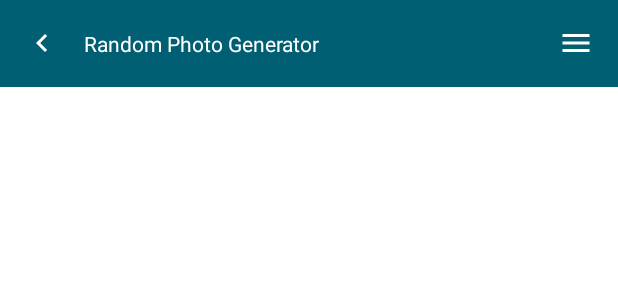
After one commit to busrabasegmez/RandomPhotoApp, an Android app: the layout toolbar.xml on its own in the app's theme, with its tools: preview values and no code run, on a phone screen of 412 x 824 dp. The commit adds this screen. Shown: the top 300 px of the screen. Run offline under Robolectric (Android 15) with nearby library versions, the phone set to English and light mode, and no system bars.

Commit message:
appbar custom

```diff
--- a/app/src/main/AndroidManifest.xml
+++ b/app/src/main/AndroidManifest.xml
@@ -3,7 +3,7 @@
     xmlns:tools="http://schemas.android.com/tools">
 
 
-    <uses-permission android:name="android.permission.INTERNET"/>
+    <uses-permission android:name="android.permission.INTERNET" />
 
     <application
         android:allowBackup="true"
@@ -17,6 +17,7 @@
         tools:targetApi="31">
         <activity
             android:name=".MainActivity"
+            android:theme="@style/AppTheme"
             android:exported="true">
             <intent-filter>
                 <action android:name="android.intent.action.MAIN" />
--- /dev/null
+++ b/app/src/main/res/drawable/back.xml
@@ -0,0 +1,5 @@
+<vector android:height="24dp" android:tint="#FFFFFF"
+    android:viewportHeight="24" android:viewportWidth="24"
+    android:width="24dp" xmlns:android="http://schemas.android.com/apk/res/android">
+    <path android:fillColor="@android:color/white" android:pathData="M15.41,7.41L14,6l-6,6 6,6 1.41,-1.41L10.83,12z"/>
+</vector>
--- /dev/null
+++ b/app/src/main/res/drawable/menu.xml
@@ -0,0 +1,5 @@
+<vector android:height="24dp" android:tint="#FFFFFF"
+    android:viewportHeight="24" android:viewportWidth="24"
+    android:width="24dp" xmlns:android="http://schemas.android.com/apk/res/android">
+    <path android:fillColor="@android:color/white" android:pathData="M3,18h18v-2L3,16v2zM3,13h18v-2L3,11v2zM3,6v2h18L21,6L3,6z"/>
+</vector>
--- /dev/null
+++ b/app/src/main/res/layout/toolbar.xml
@@ -0,0 +1,37 @@
+<?xml version="1.0" encoding="utf-8"?>
+<RelativeLayout xmlns:android="http://schemas.android.com/apk/res/android"
+    android:layout_width="match_parent"
+    android:layout_height="wrap_content"
+    android:background="@color/button_text_color">
+
+    <RelativeLayout
+        android:layout_width="match_parent"
+        android:layout_height="58dp"
+        android:padding="16dp">
+
+        <ImageView
+            android:id="@+id/left"
+            android:layout_width="wrap_content"
+            android:layout_height="wrap_content"
+            android:src="@drawable/back"
+            android:layout_centerVertical="true"/>
+
+        <TextView
+            android:layout_width="wrap_content"
+            android:layout_height="wrap_content"
+            android:layout_marginStart="16dp"
+            android:layout_toEndOf="@+id/left"
+            android:layout_centerVertical="true"
+            android:text="Random Photo Generator"
+            android:textColor="@color/white" />
+
+        <ImageView
+            android:id="@+id/menu"
+            android:layout_width="wrap_content"
+            android:layout_height="wrap_content"
+            android:layout_alignParentEnd="true"
+            android:src="@drawable/menu"
+            android:layout_centerVertical="true"/>
+    </RelativeLayout>
+
+</RelativeLayout>
--- a/app/src/main/res/values-night/themes.xml
+++ b/app/src/main/res/values-night/themes.xml
@@ -1,6 +1,6 @@
 <resources xmlns:tools="http://schemas.android.com/tools">
     <!-- Base application theme. -->
-    <style name="Theme.RandomPhotoGenerator" parent="Theme.MaterialComponents.DayNight.DarkActionBar">
+    <style name="Theme.RandomPhotoGenerator" parent="Theme.MaterialComponents.DayNight.NoActionBar">
         <!-- Primary brand color. -->
         <item name="colorPrimary">@color/purple_200</item>
         <item name="colorPrimaryVariant">@color/purple_700</item>
@@ -13,4 +13,9 @@
         <item name="android:statusBarColor">?attr/colorPrimaryVariant</item>
         <!-- Customize your theme here. -->
     </style>
+
+    <style name="Toolbar.TitleText" parent="TextAppearance.Widget.AppCompat.Toolbar.Title">
+        <item name="android:textColor">#005f73</item>
+        <item name="android:textSize">19sp</item>
+    </style>
 </resources>
--- a/app/src/main/res/values/colors.xml
+++ b/app/src/main/res/values/colors.xml
@@ -7,4 +7,7 @@
     <color name="teal_700">#FF018786</color>
     <color name="black">#FF000000</color>
     <color name="white">#FFFFFFFF</color>
+    <color name="dark_blue">#001524</color>
+    <color name="button_color">#94d2bd</color>
+    <color name="button_text_color">#005f73</color>
 </resources>
--- /dev/null
+++ b/app/src/main/res/values/styles.xml
@@ -0,0 +1,7 @@
+<?xml version="1.0" encoding="utf-8"?>
+<resources>
+
+    <style name="AppTheme" parent="Theme.AppCompat.Light.NoActionBar">
+        <item name="colorPrimary">#005f73</item>
+    </style>
+</resources>
--- a/app/src/main/res/values/themes.xml
+++ b/app/src/main/res/values/themes.xml
@@ -1,6 +1,6 @@
 <resources xmlns:tools="http://schemas.android.com/tools">
     <!-- Base application theme. -->
-    <style name="Theme.RandomPhotoGenerator" parent="Theme.MaterialComponents.DayNight.DarkActionBar">
+    <style name="Theme.RandomPhotoGenerator" parent="Theme.MaterialComponents.DayNight.NoActionBar">
         <!-- Primary brand color. -->
         <item name="colorPrimary">@color/purple_500</item>
         <item name="colorPrimaryVariant">@color/purple_700</item>
@@ -13,4 +13,9 @@
         <item name="android:statusBarColor">?attr/colorPrimaryVariant</item>
         <!-- Customize your theme here. -->
     </style>
+
+    <style name="Toolbar.TitleText" parent="TextAppearance.Widget.AppCompat.Toolbar.Title">
+        <item name="android:textColor">#005f73</item>
+        <item name="android:textSize">19sp</item>
+    </style>
 </resources>
```
Also changed, not shown: app/src/main/res/layout/activity_main.xml (+8 -2 lines).
